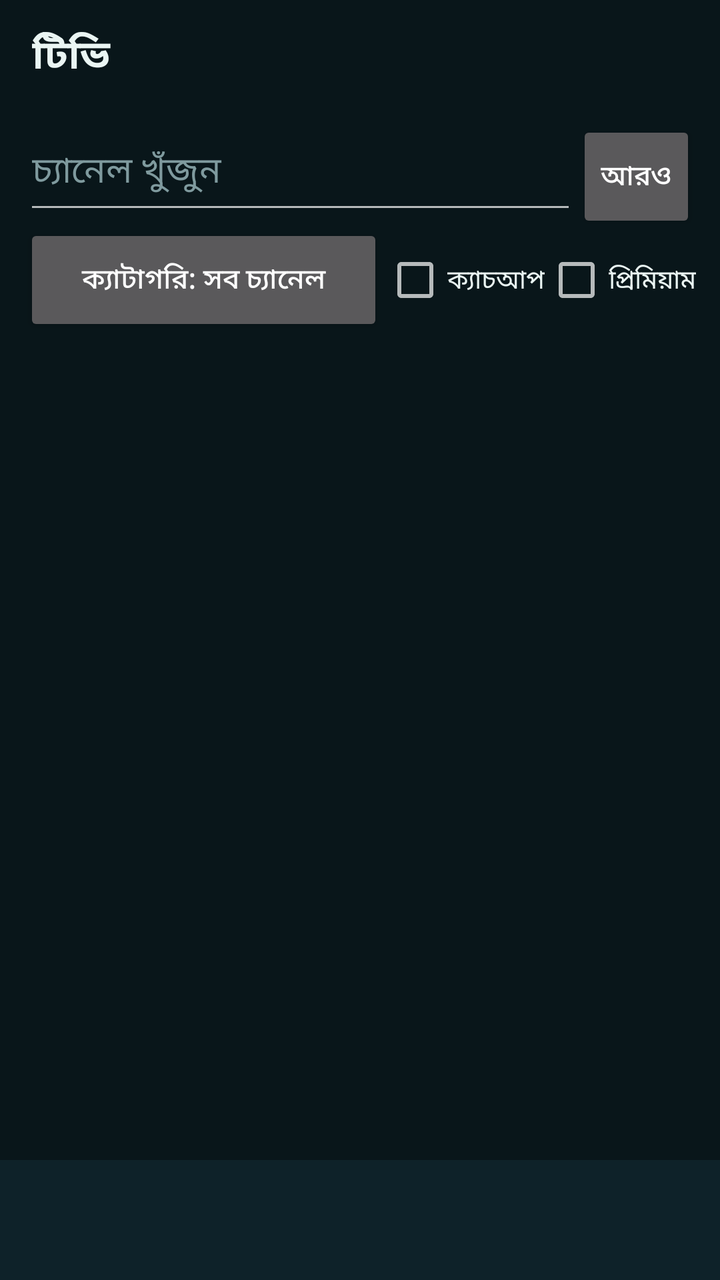
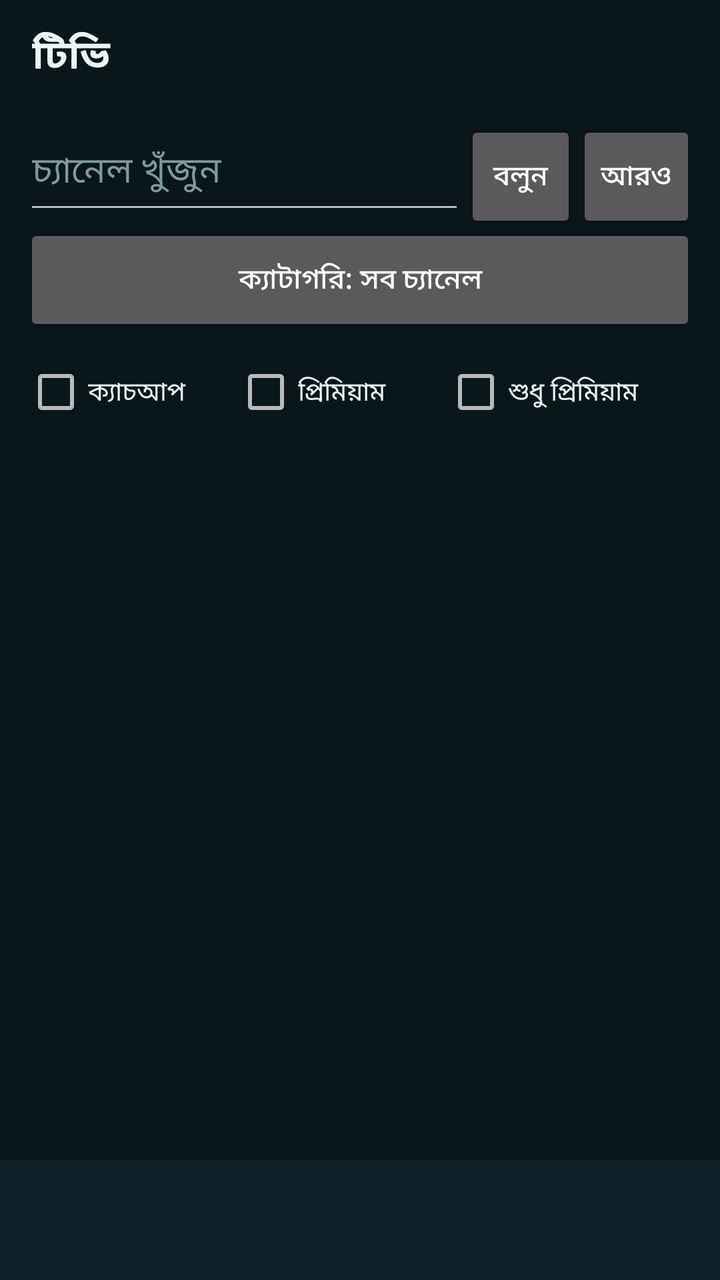

Two renders of the same Android screen: before a commit and after it. Below are the layout's source before the change and the commit's diff.
<!-- AndroidManifest.xml: activity theme Theme.AppCompat.NoActionBar -->
<!-- res/layout/activity_tv.xml -->
<?xml version="1.0" encoding="utf-8"?>
<LinearLayout xmlns:android="http://schemas.android.com/apk/res/android"
    android:layout_width="match_parent"
    android:layout_height="match_parent"
    android:orientation="vertical"
    android:background="#09161A">

    <TextView
        android:id="@+id/barTitle"
        android:layout_width="match_parent"
        android:layout_height="56dp"
        android:gravity="center_vertical"
        android:paddingStart="16dp"
        android:paddingEnd="16dp"
        android:text="টিভি"
        android:textColor="#EAF5F3"
        android:textSize="20sp"
        android:textStyle="bold"
        android:accessibilityHeading="true" />

    <LinearLayout
        android:layout_width="match_parent"
        android:layout_height="wrap_content"
        android:orientation="horizontal"
        android:paddingStart="12dp"
        android:paddingEnd="12dp">

        <EditText
            android:id="@+id/tvSearch"
            android:layout_width="0dp"
            android:layout_height="56dp"
            android:layout_weight="1"
            android:hint="চ্যানেল খুঁজুন"
            android:imeOptions="actionSearch"
            android:inputType="text"
            android:maxLines="1"
            android:textColor="#EAF5F3"
            android:textColorHint="#7F9A9E" />

        <Button
            android:id="@+id/tvMore"
            android:layout_width="wrap_content"
            android:layout_height="56dp"
            android:minWidth="56dp"
            android:text="আরও"
            android:textAllCaps="false" />
    </LinearLayout>

    <LinearLayout
        android:layout_width="match_parent"
        android:layout_height="wrap_content"
        android:orientation="horizontal"
        android:paddingStart="12dp"
        android:paddingEnd="12dp">

        <Button
            android:id="@+id/tvCat"
            android:layout_width="0dp"
            android:layout_height="56dp"
            android:layout_weight="1"
            android:text="ক্যাটাগরি: সব চ্যানেল"
            android:textAllCaps="false" />

        <CheckBox
            android:id="@+id/tvCatchup"
            android:layout_width="wrap_content"
            android:layout_height="56dp"
            android:minWidth="48dp"
            android:text="ক্যাচআপ"
            android:textSize="13sp"
            android:textColor="#EAF5F3" />

        <CheckBox
            android:id="@+id/tvPrem"
            android:layout_width="wrap_content"
            android:layout_height="56dp"
            android:minWidth="48dp"
            android:text="প্রিমিয়াম"
            android:textSize="13sp"
            android:textColor="#EAF5F3" />
    </LinearLayout>

    <TextView
        android:id="@+id/status"
        android:layout_width="match_parent"
        android:layout_height="wrap_content"
        android:padding="12dp"
        android:textColor="#A4BCC0"
        android:textSize="15sp"
        android:visibility="gone"
        android:accessibilityLiveRegion="polite" />

    <androidx.recyclerview.widget.RecyclerView
        android:id="@+id/list"
        android:layout_width="match_parent"
        android:layout_height="0dp"
        android:layout_weight="1"
        android:clipToPadding="false" />

    <include layout="@layout/bottom_tabs" />
</LinearLayout>
<!-- res/layout/bottom_tabs.xml (included above) -->
<?xml version="1.0" encoding="utf-8"?>
<LinearLayout xmlns:android="http://schemas.android.com/apk/res/android"
    android:layout_width="match_parent"
    android:layout_height="60dp"
    android:orientation="horizontal"
    android:background="#0E2229">

    <Button
        android:id="@+id/tabHome"
        style="?android:attr/borderlessButtonStyle"
        android:layout_width="0dp"
        android:layout_height="match_parent"
        android:layout_weight="1"
        android:minWidth="0dp"
        android:padding="0dp"
        android:textAllCaps="false"
        android:textSize="11sp" />

    <Button
        android:id="@+id/tabSubs"
        style="?android:attr/borderlessButtonStyle"
        android:layout_width="0dp"
        android:layout_height="match_parent"
        android:layout_weight="1"
        android:minWidth="0dp"
        android:padding="0dp"
        android:textAllCaps="false"
        android:textSize="11sp" />

    <Button
        android:id="@+id/tabRadio"
        style="?android:attr/borderlessButtonStyle"
        android:layout_width="0dp"
        android:layout_height="match_parent"
        android:layout_weight="1"
        android:minWidth="0dp"
        android:padding="0dp"
        android:textAllCaps="false"
        android:textSize="11sp" />

    <Button
        android:id="@+id/tabTv"
        style="?android:attr/borderlessButtonStyle"
        android:layout_width="0dp"
        android:layout_height="match_parent"
        android:layout_weight="1"
        android:minWidth="0dp"
        android:padding="0dp"
        android:textAllCaps="false"
        android:textSize="11sp" />

    <Button
        android:id="@+id/tabYou"
        style="?android:attr/borderlessButtonStyle"
        android:layout_width="0dp"
        android:layout_height="match_parent"
        android:layout_weight="1"
        android:minWidth="0dp"
        android:padding="0dp"
        android:textAllCaps="false"
        android:textSize="11sp" />
</LinearLayout>
<!-- resources referenced by this layout -->
<resources>

</resources>

<!-- the commit's change to res/layout/activity_tv.xml (unified diff, before → after) -->
@@ -38,6 +38,15 @@
             android:textColorHint="#7F9A9E" />
 
         <Button
+            android:id="@+id/tvVoice"
+            android:layout_width="wrap_content"
+            android:layout_height="56dp"
+            android:minWidth="56dp"
+            android:text="বলুন"
+            android:contentDescription="ভয়েস সার্চ। ইংরেজিতে চ্যানেলের নাম বলুন"
+            android:textAllCaps="false" />
+
+        <Button
             android:id="@+id/tvMore"
             android:layout_width="wrap_content"
             android:layout_height="56dp"
@@ -46,6 +55,15 @@
             android:textAllCaps="false" />
     </LinearLayout>
 
+    <Button
+        android:id="@+id/tvCat"
+        android:layout_width="match_parent"
+        android:layout_height="56dp"
+        android:layout_marginStart="12dp"
+        android:layout_marginEnd="12dp"
+        android:text="ক্যাটাগরি: সব চ্যানেল"
+        android:textAllCaps="false" />
+
     <LinearLayout
         android:layout_width="match_parent"
         android:layout_height="wrap_content"
@@ -53,29 +71,30 @@
         android:paddingStart="12dp"
         android:paddingEnd="12dp">
 
-        <Button
-            android:id="@+id/tvCat"
+        <CheckBox
+            android:id="@+id/tvCatchup"
             android:layout_width="0dp"
             android:layout_height="56dp"
             android:layout_weight="1"
-            android:text="ক্যাটাগরি: সব চ্যানেল"
-            android:textAllCaps="false" />
-
-        <CheckBox
-            android:id="@+id/tvCatchup"
-            android:layout_width="wrap_content"
-            android:layout_height="56dp"
-            android:minWidth="48dp"
             android:text="ক্যাচআপ"
             android:textSize="13sp"
             android:textColor="#EAF5F3" />
 
         <CheckBox
             android:id="@+id/tvPrem"
-            android:layout_width="wrap_content"
+            android:layout_width="0dp"
             android:layout_height="56dp"
-            android:minWidth="48dp"
+            android:layout_weight="1"
             android:text="প্রিমিয়াম"
+            android:textSize="13sp"
+            android:textColor="#EAF5F3" />
+
+        <CheckBox
+            android:id="@+id/tvPremOnly"
+            android:layout_width="0dp"
+            android:layout_height="56dp"
+            android:layout_weight="1.2"
+            android:text="শুধু প্রিমিয়াম"
             android:textSize="13sp"
             android:textColor="#EAF5F3" />
     </LinearLayout>
